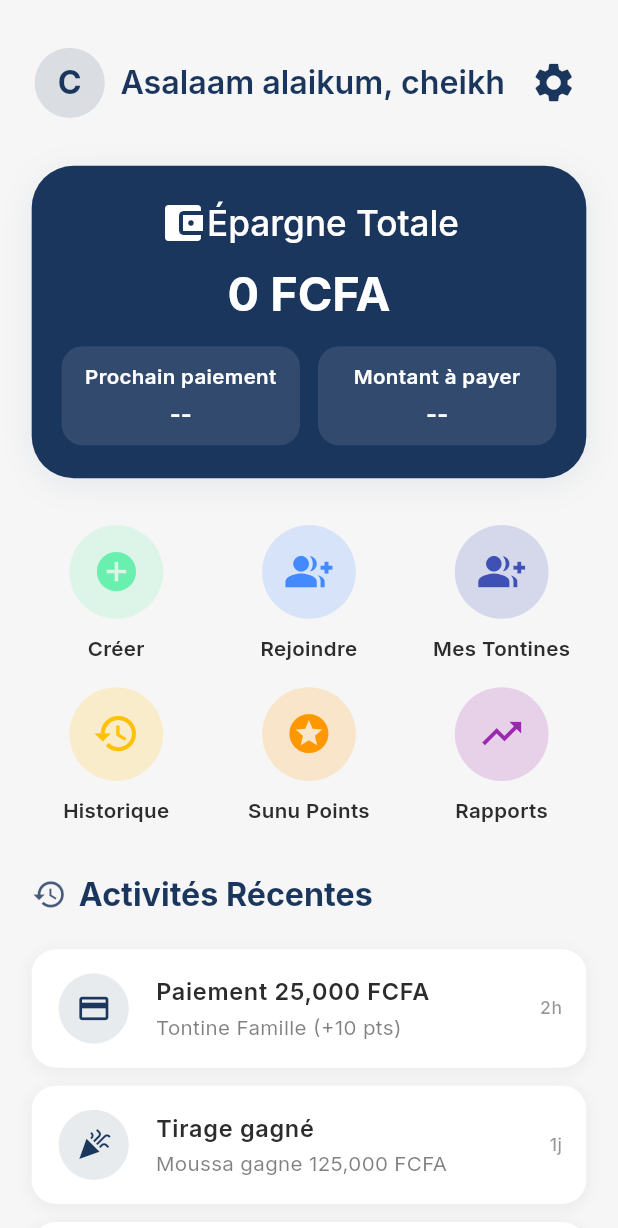
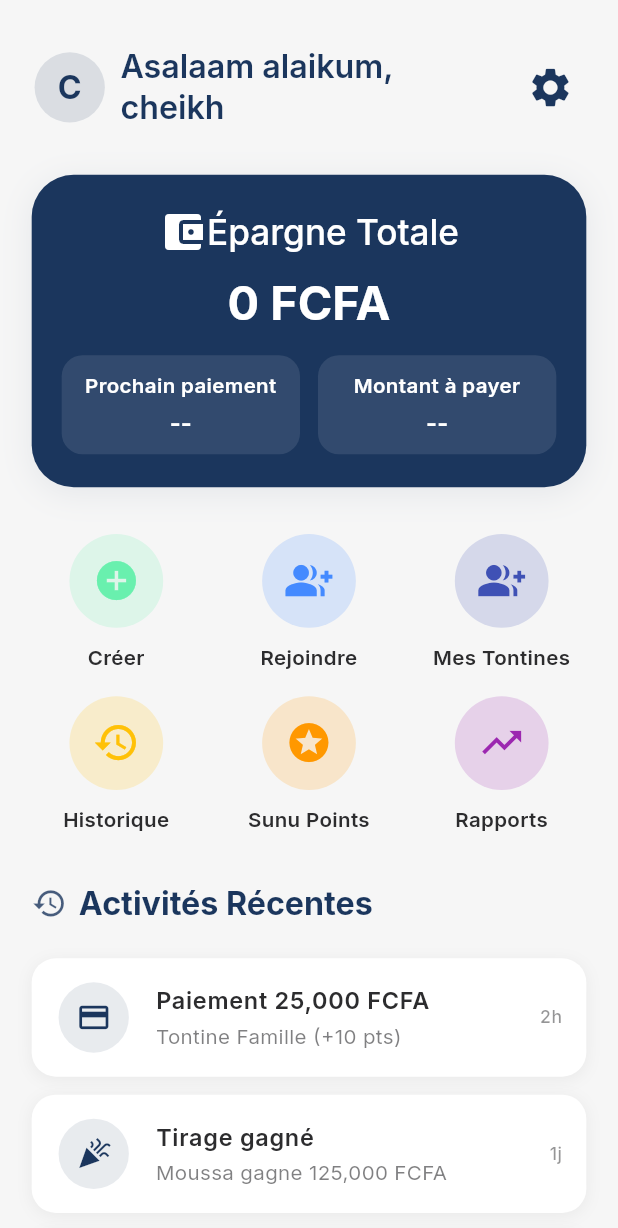
Before and after one commit to traorecheikh/test-ui, a Flutter app: the screen it shows after launch, on a phone screen of 412 x 824 dp. Shown: the top 1228 px of the screen. Run offline on Flutter 3.47's test engine with Material 3 defaults, Android fonts, the phone set to English and light mode, and no system bars; our stand-ins replace country_picker, flutter_animate, flutter_multi_formatter, flutter_screenutil, get, google_fonts and 6 more; missing offline and left inert: mobile_scanner; accounts and stored records are empty.

Commit message:
improve home header: wrap greeting in Flexible, switch to ellipsis overflow, and support multi-line display

```diff
--- a/lib/app/modules/home/views/home_view.dart
+++ b/lib/app/modules/home/views/home_view.dart
@@ -38,7 +38,8 @@ class HomeView extends GetView<HomeController> {
                         size: AppIconSizes.extraBitLarge,
                       ),
                 AppSpacing.smallWidthSpacerWidget,
-                Column(
+                Flexible(
+                  child: Column(
                     crossAxisAlignment: CrossAxisAlignment.start,
                     children: [
                       Text(
@@ -47,11 +48,12 @@ class HomeView extends GetView<HomeController> {
                           color: theme.colorScheme.primary,
                           fontWeight: FontWeight.w600,
                         ),
-                      overflow: TextOverflow.clip,
+                        overflow: TextOverflow.ellipsis,
+                        maxLines: 2,
                       ),
                     ],
                   ),
-                const Spacer(),
+                ),
                 /*
               *
               *   IconButton(
```
Lines whose indentation alone changed are shown as unchanged.
